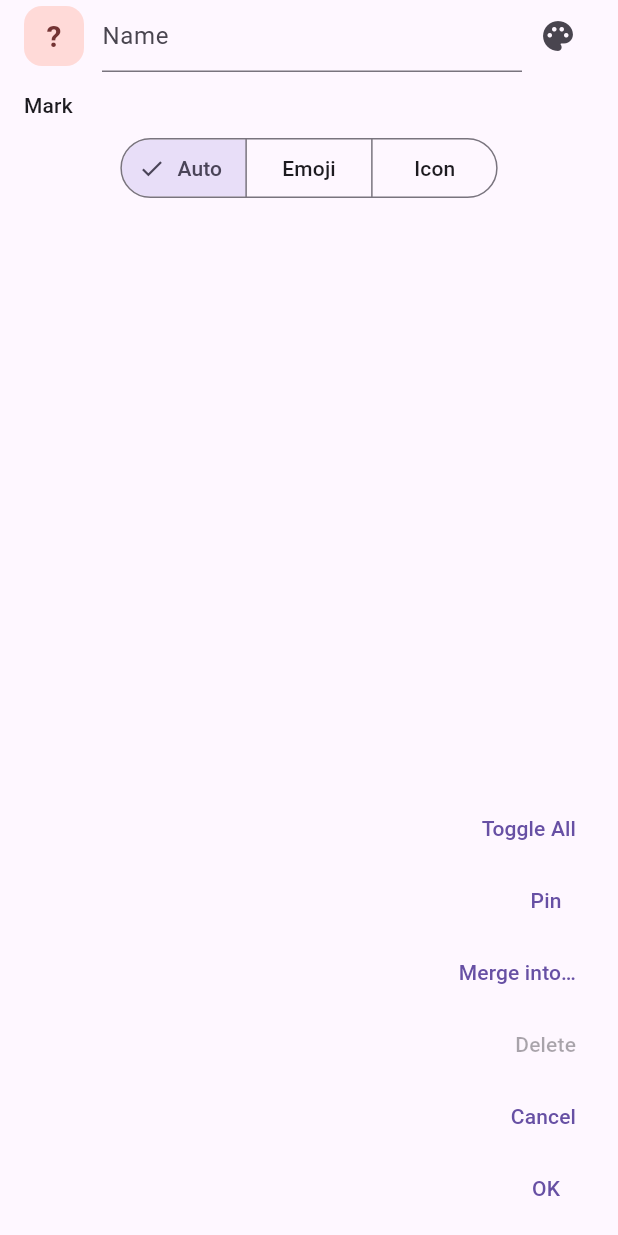
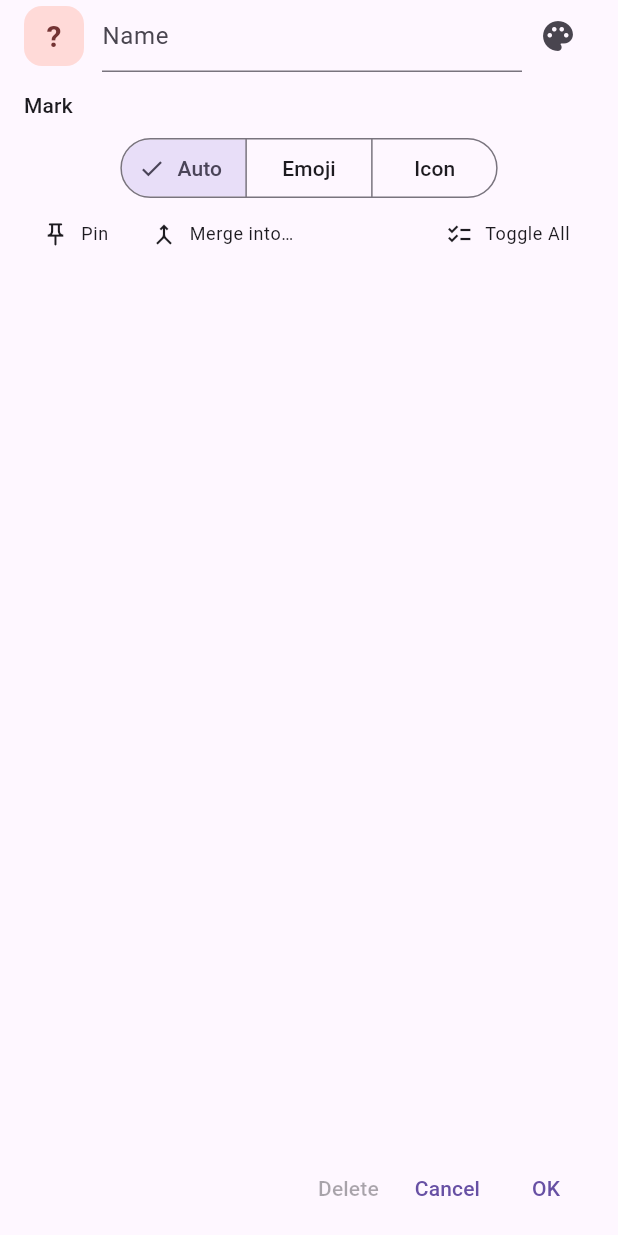
Before and after one commit to Aimdi/QuaX-fix, a Flutter app: the SubscriptionGroupEditDialog widget shown alone on an empty page, opened directly with empty values, on a phone screen of 412 x 824 dp. Run offline on Flutter 3.47's test engine with Material 3 defaults, Android fonts, the phone set to English and light mode, and no system bars; drawn by our look-alikes of dynamic_color; our stand-ins replace app_links, extended_image, extended_nested_scroll_view, file_picker, flutter_localized_locales, flutter_triple and 12 more; missing offline and left inert: android_intent_plus, async_button_builder, audio_session, auto_direction, dart_twitter_api, ffcache and 12 more; accounts and stored records are empty; generated files the repository leaves out were written again; statements that could not run were skipped.

Commit message:
Port upstream: stop the group sheet's buttons overflowing
Ported from upstream 7012ff8f. Upstream moved "toggle all" out of the
action row into a discreet button above the member list; this fork also
added pin and merge to that row, so it had seven buttons and ran off the
edge in languages with long words.

Pin, merge and toggle-all are now discreet actions above the list, leaving
Delete / Cancel / OK in the bottom bar.

Co-authored-by: Aimdi <Aimdi@users.noreply.github.com>

```diff
--- a/lib/subscriptions/_groups_edit.dart
+++ b/lib/subscriptions/_groups_edit.dart
@@ -36,6 +36,13 @@ class SubscriptionGroupEditDialog extends StatefulWidget {
   @override
   State<SubscriptionGroupEditDialog> createState() => _SubscriptionGroupEditDialogState();
 }
+
+/// Small, low-contrast styling for the secondary actions in the edit sheet.
+ButtonStyle _discreetActionStyle(BuildContext context) => TextButton.styleFrom(
+      foregroundColor: Theme.of(context).textTheme.bodySmall?.color,
+      textStyle: Theme.of(context).textTheme.bodySmall,
+      visualDensity: VisualDensity.compact,
+    );
 
 class _SubscriptionGroupEditDialogState extends State<SubscriptionGroupEditDialog> {
   final GlobalKey<FormState> _formKey = GlobalKey();
@@ -250,33 +257,32 @@ class _SubscriptionGroupEditDialogState extends State<SubscriptionGroupEditDialo
     final isPinned = widget.id != null &&
         context.read<GroupsModel>().state.any((g) => g.id == widget.id && g.pinned);
 
-    List<Widget> buttonsLst1 = [
-      TextButton(
-        onPressed: () {
-          setState(() {
-            if (members.isEmpty) {
-              members = subscriptionsModel.state.map((e) => e.id).toSet();
-            } else {
-              members.clear();
-            }
-          });
-        },
-        child: Text(l10n.toggle_all),
-      ),
+    // Group-level actions sit with the group's own fields rather than in the
+    // bottom bar: with pin and merge added to this fork, five buttons plus
+    // Cancel/OK ran off the edge in languages with long words (upstream
+    // 7012ff8f hit the same thing with fewer buttons).
+    final groupActions = <Widget>[
       if (widget.id != null)
-        TextButton(
+        TextButton.icon(
+          style: _discreetActionStyle(context),
+          icon: Icon(isPinned ? Icons.push_pin : Icons.push_pin_outlined, size: 18),
+          label: Text(isPinned ? l10n.unpin : l10n.pin),
           onPressed: () async {
             final groupsModel = context.read<GroupsModel>();
             await groupsModel.toggleGroupPinned(widget.id!, !isPinned);
             if (mounted) setState(() {});
           },
-          child: Text(isPinned ? l10n.unpin : l10n.pin),
         ),
       if (widget.id != null)
-        TextButton(
+        TextButton.icon(
+          style: _discreetActionStyle(context),
+          icon: const Icon(Icons.merge, size: 18),
+          label: Text(l10n.merge_into),
           onPressed: () => _openMergeSheet(context),
-          child: Text(l10n.merge_into),
         ),
+    ];
+
+    List<Widget> buttonsLst1 = [
       TextButton(
         onPressed: id == null ? null : () => openDeleteSubscriptionGroupDialog(id!, name!),
         child: Text(l10n.delete),
@@ -403,6 +409,28 @@ class _SubscriptionGroupEditDialogState extends State<SubscriptionGroupEditDialo
                 },
                 onSelectionChanged: _onMarkStyleSelected,
               ),
+              // Group actions plus the discreet "toggle all" above the member
+              // list, as upstream did, so the bottom bar stays three buttons.
+              Row(
+                children: [
+                  ...groupActions,
+                  const Spacer(),
+                  TextButton.icon(
+                    style: _discreetActionStyle(context),
+                    icon: const Icon(Icons.checklist, size: 18),
+                    label: Text(l10n.toggle_all),
+                    onPressed: () {
+                      setState(() {
+                        if (members.isEmpty) {
+                          members = subscriptionsModel.state.map((e) => e.id).toSet();
+                        } else {
+                          members.clear();
+                        }
+                      });
+                    },
+                  ),
+                ],
+              ),
               Expanded(
                 child: ListView.builder(
                   shrinkWrap: true,
```
